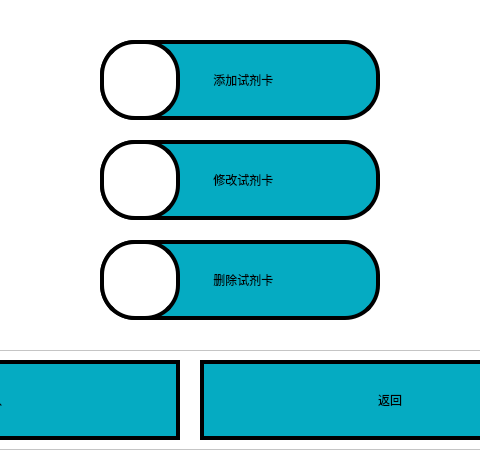
mysondrink/qt0922, file gui/edit.ui: the form before one commit; both pictures show x 210 to 690 and y 0 to 450 of the 800 by 450 pixel window.
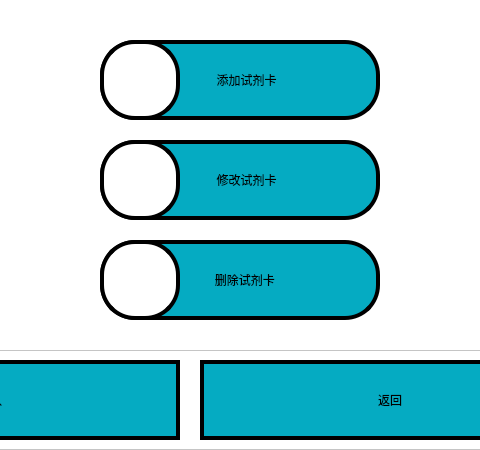
The form after the commit. The open tabs and pages were chosen to show the change.

```diff
--- a/gui/edit.ui
+++ b/gui/edit.ui
@@ -76,7 +76,7 @@
 </string>
      </property>
      <property name="text">
-      <string>  添加试剂卡</string>
+      <string>    添加试剂卡</string>
      </property>
     </widget>
     <widget class="QPushButton" name="btnModify">
@@ -102,7 +102,7 @@
 </string>
      </property>
      <property name="text">
-      <string>  修改试剂卡</string>
+      <string>    修改试剂卡</string>
      </property>
     </widget>
     <widget class="QLabel" name="label">
@@ -165,7 +165,7 @@
 </string>
      </property>
      <property name="text">
-      <string>  删除试剂卡</string>
+      <string>   删除试剂卡</string>
      </property>
     </widget>
     <widget class="QLabel" name="edit_icon_label">
```
Left out of the diff: 2 changed lines with no effect on the pictures.
